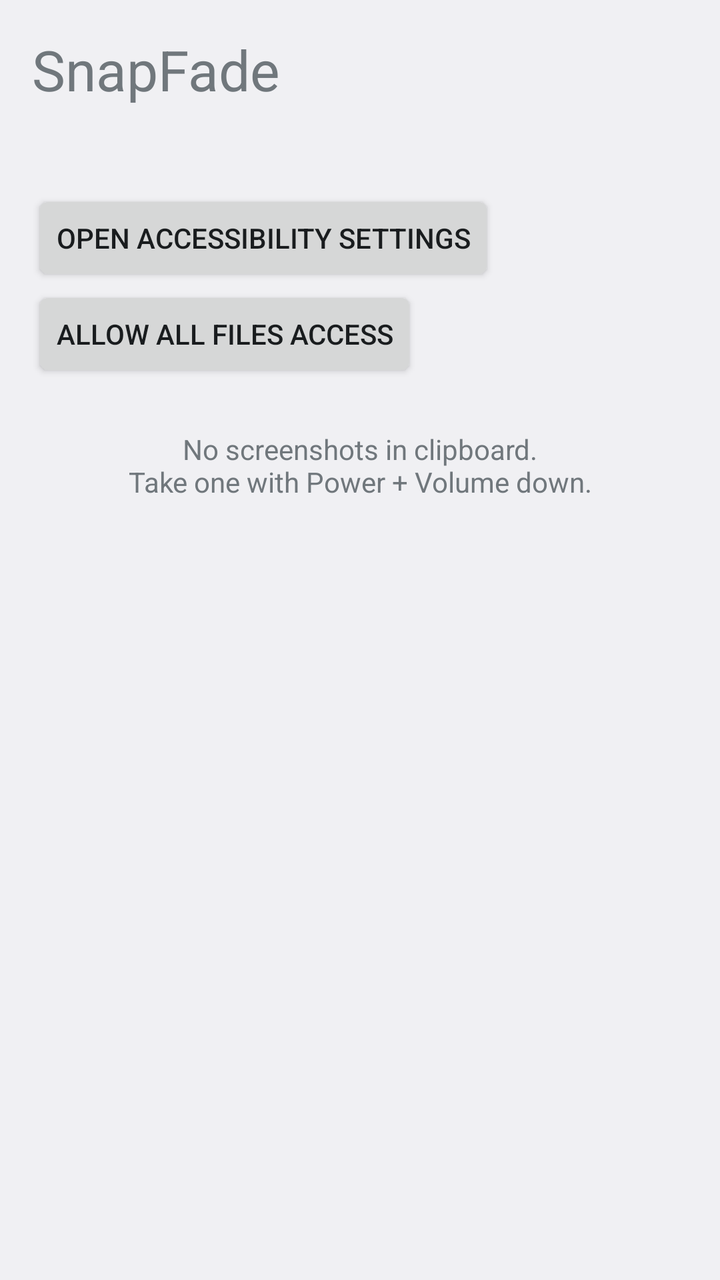
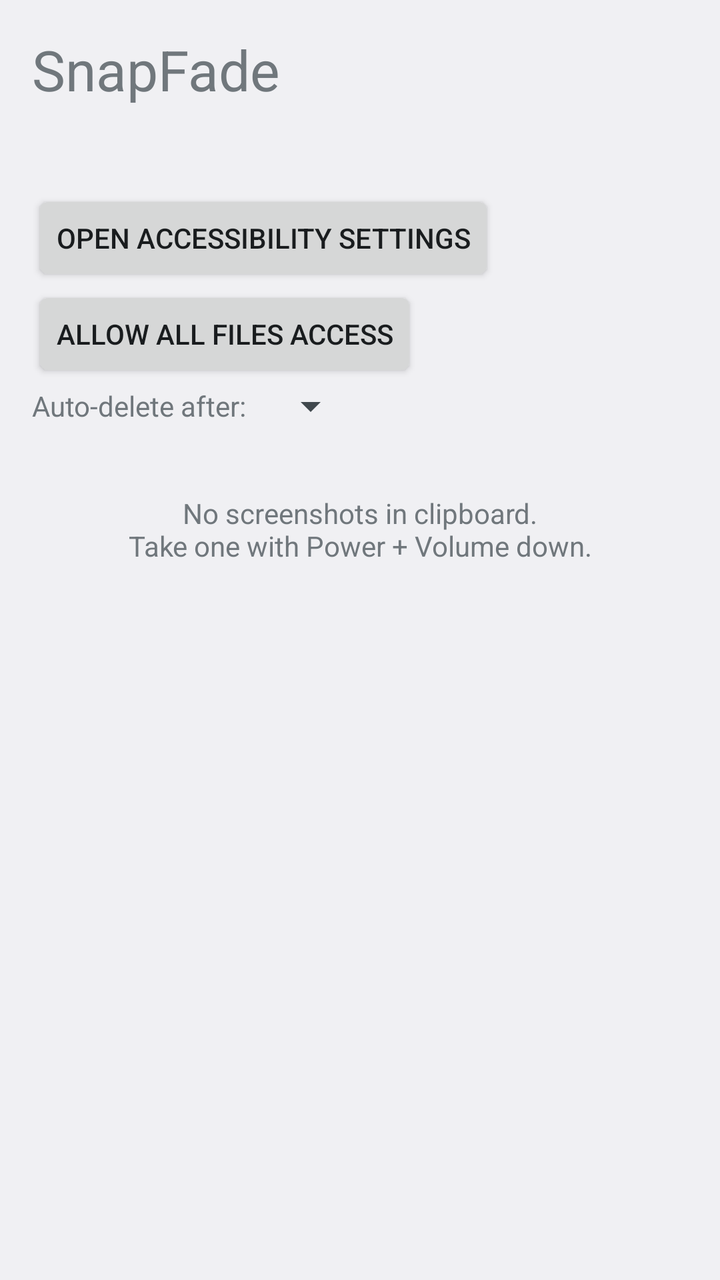

Compare the two renders of this Android layout. The source of the first and the diff that turns it into the second are given below.
<!-- AndroidManifest.xml: application theme AppTheme -->
<!-- res/layout/activity_main.xml -->
<?xml version="1.0" encoding="utf-8"?>
<FrameLayout xmlns:android="http://schemas.android.com/apk/res/android"
    android:layout_width="match_parent"
    android:layout_height="match_parent"
    android:fitsSystemWindows="true">
<LinearLayout
    android:layout_width="match_parent"
    android:layout_height="match_parent"
    android:orientation="vertical"
    android:padding="16dp">

    <TextView
        android:layout_width="match_parent"
        android:layout_height="wrap_content"
        android:text="@string/app_name"
        android:textSize="28sp"
        android:paddingBottom="8dp" />

    <TextView
        android:id="@+id/status"
        android:layout_width="match_parent"
        android:layout_height="wrap_content"
        android:textSize="16sp"
        android:paddingBottom="12dp" />

    <Button
        android:id="@+id/settings"
        android:layout_width="wrap_content"
        android:layout_height="wrap_content"
        android:text="@string/open_settings" />

    <Button
        android:id="@+id/files"
        android:layout_width="wrap_content"
        android:layout_height="wrap_content"
        android:text="@string/open_files" />

    <TextView
        android:id="@+id/empty"
        android:layout_width="match_parent"
        android:layout_height="wrap_content"
        android:paddingTop="24dp"
        android:gravity="center"
        android:text="@string/empty" />

    <ListView
        android:id="@+id/list"
        android:layout_width="match_parent"
        android:layout_height="0dp"
        android:layout_weight="1"
        android:divider="@null"
        android:dividerHeight="8dp" />
</LinearLayout>
</FrameLayout>
<!-- resources referenced by this layout -->
<resources>
  <string name="app_name">SnapFade</string>
  <string name="empty">No screenshots in clipboard.\nTake one with Power + Volume down.</string>
  <string name="open_files">Allow All files access</string>
  <string name="open_settings">Open Accessibility settings</string>
  <style name="AppTheme" parent="@android:style/Theme.DeviceDefault.DayNight">
          <item name="android:windowNoTitle">true</item>
          <item name="android:windowActionBar">false</item>
      </style>
</resources>

<!-- the commit's change to res/layout/activity_main.xml (unified diff, before → after) -->
@@ -35,6 +35,26 @@
         android:layout_height="wrap_content"
         android:text="@string/open_files" />
 
+    <LinearLayout
+        android:layout_width="match_parent"
+        android:layout_height="wrap_content"
+        android:orientation="horizontal"
+        android:gravity="center_vertical"
+        android:paddingBottom="8dp">
+
+        <TextView
+            android:layout_width="wrap_content"
+            android:layout_height="wrap_content"
+            android:text="@string/expiry_label"
+            android:textSize="14sp"
+            android:paddingEnd="8dp" />
+
+        <Spinner
+            android:id="@+id/expiry"
+            android:layout_width="wrap_content"
+            android:layout_height="wrap_content" />
+    </LinearLayout>
+
     <TextView
         android:id="@+id/empty"
         android:layout_width="match_parent"
<!-- resource entries referenced after the edit -->
@@ -2,6 +2,7 @@
 <resources>
   <string name="app_name">SnapFade</string>
   <string name="empty">No screenshots in clipboard.\nTake one with Power + Volume down.</string>
+  <string name="expiry_label">Auto-delete after:</string>
   <string name="open_files">Allow All files access</string>
   <string name="open_settings">Open Accessibility settings</string>
   <style name="AppTheme" parent="@android:style/Theme.DeviceDefault.DayNight">
